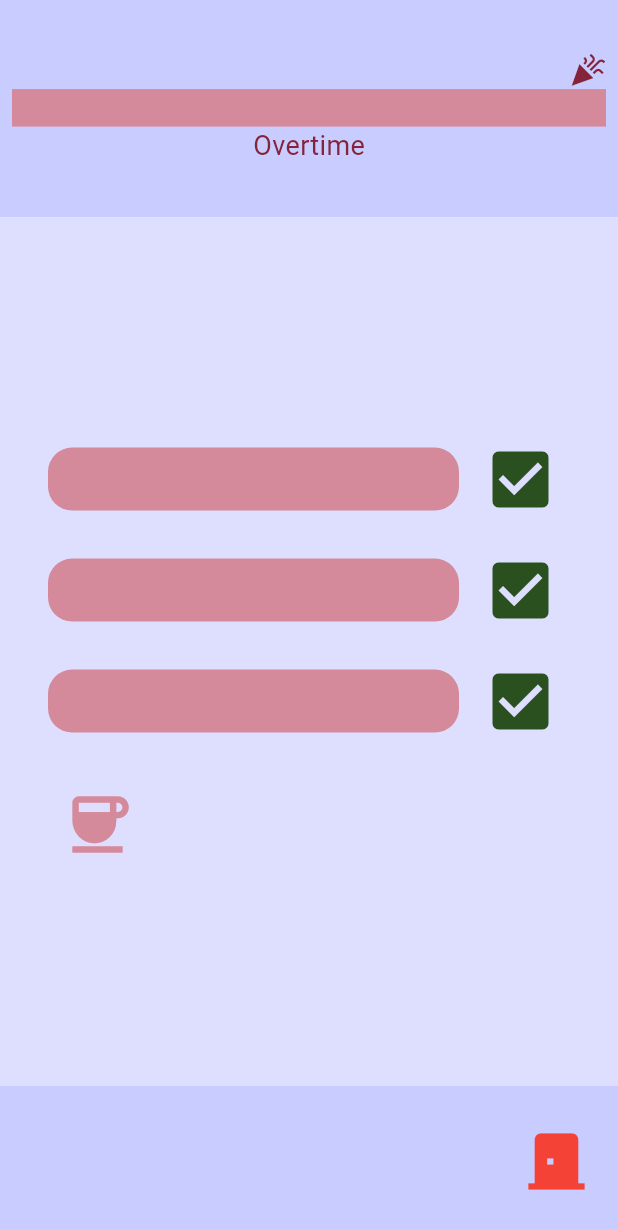
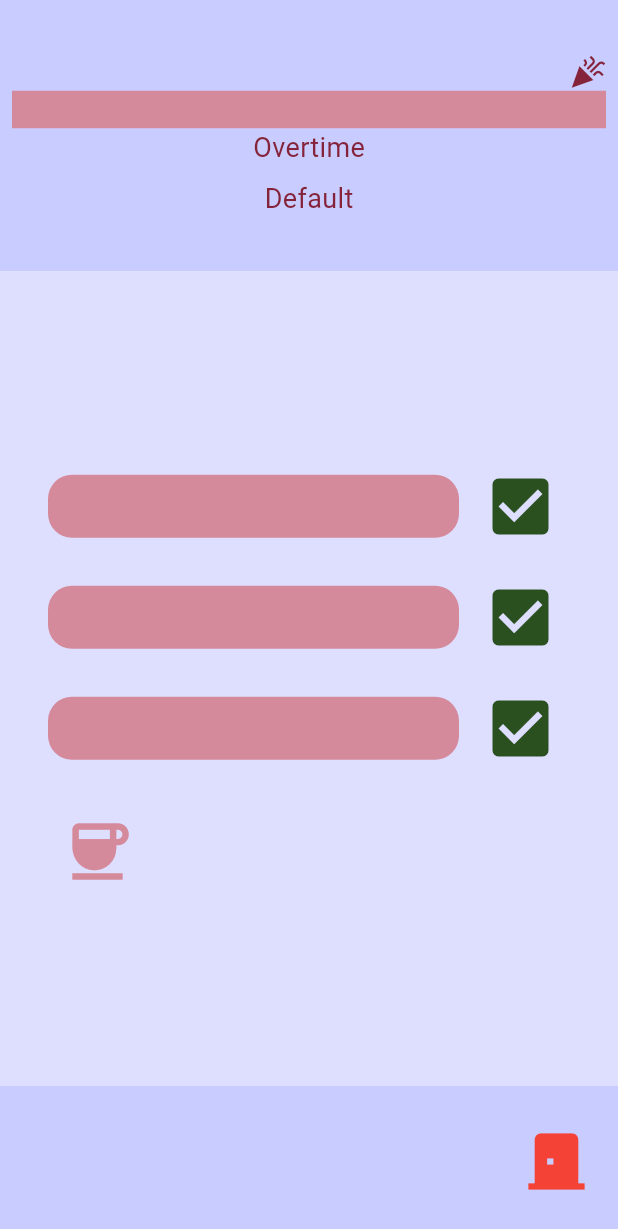
Before and after one commit to Etex99/procrastinot_prototype, a Flutter app: the SessionView screen opened by its route, on a phone screen of 412 x 824 dp. Shown: the top 1229 px of the screen. Run offline on Flutter 3.47's test engine with Material 3 defaults, Android fonts, the phone set to English and light mode, and no system bars; our stand-ins replace shared_preferences; accounts and stored records are empty.

Commit message:
WIP added situational message to session view.

```diff
--- a/lib/views/session.dart
+++ b/lib/views/session.dart
@@ -17,6 +17,8 @@ class SessionView extends StatefulWidget {
 
 class _SessionViewState extends State<SessionView> with WidgetsBindingObserver {
   Timer? _autoBreakReturn;
+  late Timer _situationalMessageUpdater;
+  final ValueNotifier<String> _situationalMessageNotifier = ValueNotifier('Default');
 
   @override
   void initState() {
@@ -27,6 +29,17 @@ class _SessionViewState extends State<SessionView> with WidgetsBindingObserver {
     s.startSession();
 
     if (s.isOnBreak()) _takeBreak();
+
+    _situationalMessageUpdater = Timer.periodic(const Duration(minutes: 1), (timer) {
+      if (s.session.elapsedTime.inMinutes < 5) {
+        _situationalMessageNotifier.value = 'Good luck on your study session!';
+      } else if (s.getMinutesUntilTargetDuration() < 5) {
+        _situationalMessageNotifier.value = 'It is time to end your study session!';
+        timer.cancel();
+      } else if (s.getMinutesUntilSuggestedBreak() < 5) {
+        _situationalMessageNotifier.value = 'It is a good time for a break!';
+      }
+    });
   }
 
   @override
@@ -39,13 +52,19 @@ class _SessionViewState extends State<SessionView> with WidgetsBindingObserver {
 
     SessionProgressBar progressBar =
         SessionProgressBar(session: s.session);
+    ValueListenableBuilder<String> situationalMessage = ValueListenableBuilder(
+      valueListenable: _situationalMessageNotifier,
+      builder: (BuildContext context, String value, Widget? child) {
+        return MyBodyText(text: value);
+      });
     Widget topBar = Container(
       color: MyTheme.BACKGROUND_COLOR,
-      child: Center(
-        child: Padding(
-          padding: const EdgeInsets.all(8.0),
-          child: progressBar
-        ),
+      child: Padding(
+        padding: const EdgeInsets.all(8.0),
+        child: Column(
+          crossAxisAlignment: CrossAxisAlignment.center,
+          mainAxisAlignment: MainAxisAlignment.center,
+          children: [progressBar, const SizedBox(height: 8,), situationalMessage],)
       ),
     );
 
@@ -115,7 +134,7 @@ class _SessionViewState extends State<SessionView> with WidgetsBindingObserver {
         crossAxisAlignment: CrossAxisAlignment.stretch,
         children: [
           Flexible(flex: 1, child: topBar),
-          Flexible(flex: 4, child: middleContent),
+          Flexible(flex: 3, child: middleContent),
           bottomBar
         ],
       ),
@@ -125,7 +144,9 @@ class _SessionViewState extends State<SessionView> with WidgetsBindingObserver {
   @override
   void dispose() {
     if (_autoBreakReturn != null) _autoBreakReturn!.cancel();
+    _situationalMessageUpdater.cancel();
     WidgetsBinding.instance.removeObserver(this);
+    _situationalMessageNotifier.dispose();
     super.dispose();
   }
 
@@ -164,7 +185,7 @@ class _SessionViewState extends State<SessionView> with WidgetsBindingObserver {
     }
 
     SessionResultsArgs args =
-        SessionResultsArgs(doneCounter, s.getTimeDifference());
+        SessionResultsArgs(doneCounter, s.getMinutesUntilTargetDuration());
     Navigator.pushReplacementNamed(context, '/results', arguments: args);
   }
 
```
Also changed, not shown: lib/data/session.dart (+8 -1 lines).
